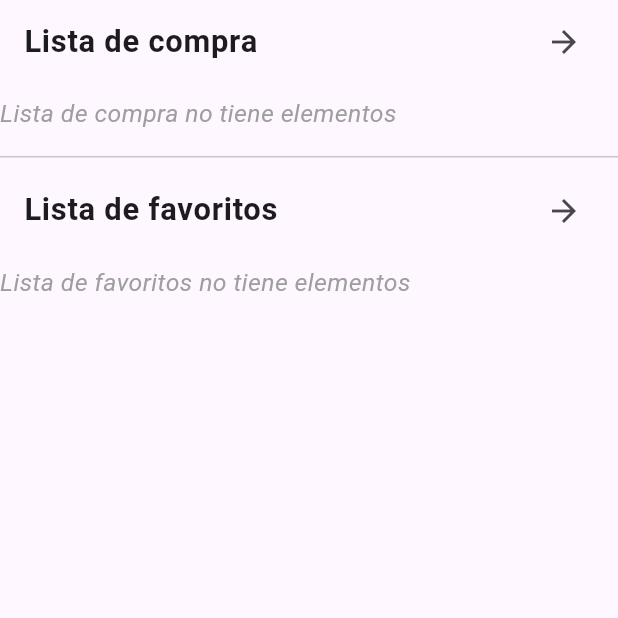
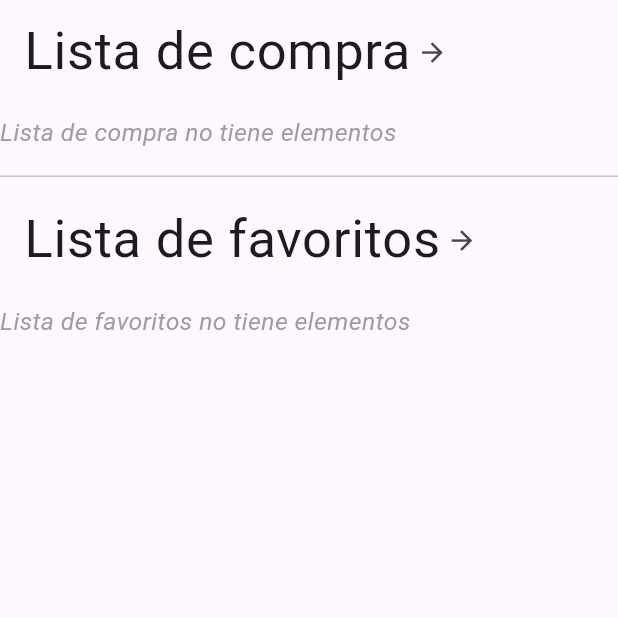
Before and after one commit to QuinoCode/Prizo, a Flutter app: the ListaInterfaz screen opened directly, on a phone screen of 412 x 824 dp, the top half of it. Run offline on Flutter 3.47's test engine with Material 3 defaults, Android fonts, the phone set to English and light mode, and no system bars; our stand-ins replace diacritic, location, sqflite; missing offline and left inert: map_launcher, mobile_scanner; accounts and stored records are empty; key blocks and very long unbroken strings in the code were emptied for the run.

```diff
--- a/lib/features/lisa_por_desarrollar/juan.dart
+++ b/lib/features/lisa_por_desarrollar/juan.dart
@@ -107,14 +107,19 @@ class _ListaInterfazState extends State<ListaInterfaz> {
           crossAxisAlignment: CrossAxisAlignment.start,
           children: [
             ListTile(
-              title: Text(
-                title,
-                style: TextStyle(
-                  fontSize: screenWidth * 0.05, // Tamaño de texto basado en el ancho de la pantalla
-                  fontWeight: FontWeight.bold,
-                ),
+              title: Row(
+                mainAxisSize: MainAxisSize.min, // Ajustar el ancho al contenido
+                children: [
+                  Text(
+                    title,
+                    style: TextStyle(
+                      fontSize: screenWidth * 0.085, // Tamaño de texto basado en el ancho de la pantalla
+                    ),
+                  ),
+                  SizedBox(width: screenWidth * 0.01), // Espaciado entre el texto y el ícono
+                  Icon(Icons.arrow_forward, size: screenWidth * 0.05), // Tamaño del ícono ajustado
+                ],
               ),
-              trailing: Icon(Icons.arrow_forward),
               onTap: onNavigate,
             ),
             if (productos.isEmpty || nombres.isEmpty)
```
Also changed, not shown: lib/features/lisa_por_desarrollar/lista.dart (+12 -7 lines).
